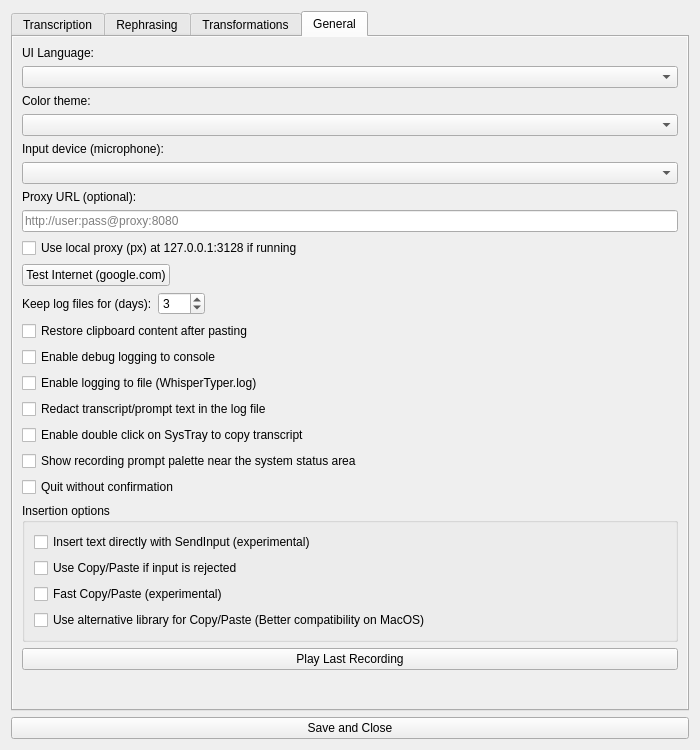
This is app/resources/main_window.ui in bjspi/WhisperTyper as Qt 5 draws it before an edit. The edited form follows.
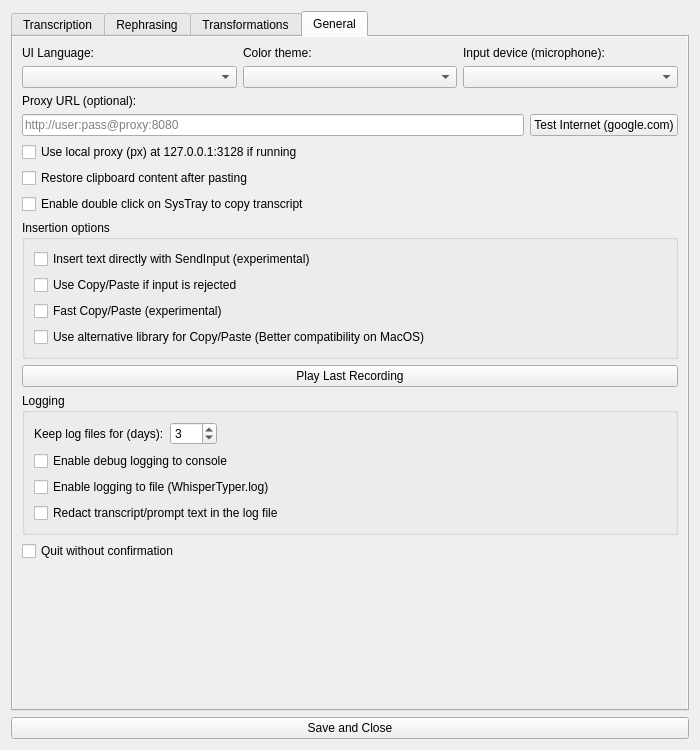
This is the edited form. The open tabs and pages were chosen to show the change.

Commit message: feat: auto-apply prompt, Prompts tab and tidier settings layout

```diff
--- a/app/resources/main_window.ui
+++ b/app/resources/main_window.ui
@@ -639,6 +639,13 @@
          </property>
         </widget>
        </item>
+       <item>
+        <widget class="QCheckBox" name="recording_prompt_overlay_system_position_checkbox">
+         <property name="text">
+          <string>Show recording prompt palette near the system status area</string>
+         </property>
+        </widget>
+       </item>
        <item>
         <widget class="QLabel" name="transformations_info_label">
          <property name="sizePolicy">
@@ -813,6 +820,10 @@
          <widget class="QWidget" name="general_scroll_widget">
       <layout class="QVBoxLayout" name="general_layout">
        <item>
+        <layout class="QHBoxLayout" name="general_selectors_layout">
+         <item>
+          <layout class="QVBoxLayout" name="ui_language_v_layout">
+           <item>
         <widget class="QLabel" name="ui_language_label">
          <property name="text">
           <string>UI Language:</string>
@@ -822,6 +833,10 @@
        <item>
         <widget class="QComboBox" name="ui_language_selector"/>
        </item>
+          </layout>
+         </item>
+         <item>
+          <layout class="QVBoxLayout" name="color_theme_v_layout">
        <item>
         <widget class="QLabel" name="color_theme_label">
          <property name="text">
@@ -832,6 +847,10 @@
        <item>
         <widget class="QComboBox" name="color_theme_selector"/>
        </item>
+          </layout>
+         </item>
+         <item>
+          <layout class="QVBoxLayout" name="input_device_v_layout">
        <item>
         <widget class="QLabel" name="input_device_label">
          <property name="text">
@@ -842,6 +861,10 @@
        <item>
         <widget class="QComboBox" name="input_device_selector"/>
        </item>
+          </layout>
+         </item>
+        </layout>
+       </item>
        <item>
         <widget class="QLabel" name="proxy_url_label">
          <property name="text">
@@ -850,6 +873,8 @@
         </widget>
        </item>
        <item>
+        <layout class="QHBoxLayout" name="proxy_row_layout">
+         <item>
         <widget class="QLineEdit" name="proxy_url_input">
          <property name="placeholderText">
           <string>http://user:pass@proxy:8080</string>
@@ -857,36 +882,73 @@
         </widget>
        </item>
        <item>
-        <widget class="QCheckBox" name="use_px_proxy_checkbox">
-         <property name="text">
-          <string>Use local proxy (px) at 127.0.0.1:3128 if running</string>
-         </property>
-        </widget>
-       </item>
-       <item>
-        <layout class="QHBoxLayout" name="internet_test_layout">
-         <item>
           <widget class="QPushButton" name="test_internet_button">
            <property name="text">
             <string>Test Internet (google.com)</string>
            </property>
           </widget>
          </item>
+        </layout>
+       </item>
          <item>
-          <spacer name="internet_test_spacer">
-           <property name="orientation">
-            <enum>Qt::Horizontal</enum>
-           </property>
-           <property name="sizeHint" stdset="0">
-            <size>
-             <width>40</width>
-             <height>20</height>
-            </size>
-           </property>
-          </spacer>
-         </item>
-        </layout>
+        <widget class="QCheckBox" name="use_px_proxy_checkbox">
+         <property name="text">
+          <string>Use local proxy (px) at 127.0.0.1:3128 if running</string>
+         </property>
+        </widget>
+       </item>
+       <item>
+        <widget class="QCheckBox" name="restore_clipboard_checkbox">
+         <property name="text">
+          <string>Restore clipboard content after pasting</string>
+         </property>
+        </widget>
+       </item>
+       <item>
+        <widget class="QCheckBox" name="systray_double_click_copy_checkbox">
+         <property name="text">
+          <string>Enable double click on SysTray to copy transcript</string>
+         </property>
+        </widget>
+       </item>
+       <item>
+        <widget class="QGroupBox" name="text_insertion_group">
+         <property name="title"><string>Insertion options</string></property>
+         <layout class="QVBoxLayout" name="text_insertion_layout">
+          <item>
+           <widget class="QCheckBox" name="windows_sendinput_text_checkbox">
+            <property name="text"><string>Insert text directly with SendInput (experimental)</string></property>
+           </widget>
+          </item>
+          <item>
+           <widget class="QCheckBox" name="windows_sendinput_fallback_checkbox">
+            <property name="text"><string>Use Copy/Paste if input is rejected</string></property>
+           </widget>
+          </item>
+          <item>
+           <widget class="QCheckBox" name="fast_paste_checkbox">
+            <property name="text"><string>Fast Copy/Paste (experimental)</string></property>
+           </widget>
+          </item>
+          <item>
+           <widget class="QCheckBox" name="alt_clipboard_lib_checkbox">
+            <property name="text"><string>Use alternative library for Copy/Paste (Better compatibility on MacOS)</string></property>
+           </widget>
+          </item>
+         </layout>
+        </widget>
        </item>
+       <item>
+        <widget class="QPushButton" name="play_g_button">
+         <property name="text">
+          <string>Play Last Recording</string>
+         </property>
+        </widget>
+       </item>
+       <item>
+        <widget class="QGroupBox" name="logging_group">
+         <property name="title"><string>Logging</string></property>
+         <layout class="QVBoxLayout" name="logging_layout">
        <item>
         <layout class="QHBoxLayout" name="log_retention_layout">
          <item>
@@ -924,13 +986,6 @@
          </item>
         </layout>
        </item>
-       <item>
-        <widget class="QCheckBox" name="restore_clipboard_checkbox">
-         <property name="text">
-          <string>Restore clipboard content after pasting</string>
-         </property>
-        </widget>
-       </item>
        <item>
         <widget class="QCheckBox" name="debug_logging_checkbox">
          <property name="text">
@@ -952,18 +1007,7 @@
          </property>
         </widget>
        </item>
-       <item>
-        <widget class="QCheckBox" name="systray_double_click_copy_checkbox">
-         <property name="text">
-          <string>Enable double click on SysTray to copy transcript</string>
-         </property>
-        </widget>
-       </item>
-       <item>
-        <widget class="QCheckBox" name="recording_prompt_overlay_system_position_checkbox">
-         <property name="text">
-          <string>Show recording prompt palette near the system status area</string>
-         </property>
+         </layout>
         </widget>
        </item>
        <item>
@@ -973,40 +1017,6 @@
          </property>
         </widget>
        </item>
-       <item>
-        <widget class="QGroupBox" name="text_insertion_group">
-         <property name="title"><string>Insertion options</string></property>
-         <layout class="QVBoxLayout" name="text_insertion_layout">
-          <item>
-           <widget class="QCheckBox" name="windows_sendinput_text_checkbox">
-            <property name="text"><string>Insert text directly with SendInput (experimental)</string></property>
-           </widget>
-          </item>
-          <item>
-           <widget class="QCheckBox" name="windows_sendinput_fallback_checkbox">
-            <property name="text"><string>Use Copy/Paste if input is rejected</string></property>
-           </widget>
-          </item>
-          <item>
-           <widget class="QCheckBox" name="fast_paste_checkbox">
-            <property name="text"><string>Fast Copy/Paste (experimental)</string></property>
-           </widget>
-          </item>
-          <item>
-           <widget class="QCheckBox" name="alt_clipboard_lib_checkbox">
-            <property name="text"><string>Use alternative library for Copy/Paste (Better compatibility on MacOS)</string></property>
-           </widget>
-          </item>
-         </layout>
-        </widget>
-       </item>
-       <item>
-        <widget class="QPushButton" name="play_g_button">
-         <property name="text">
-          <string>Play Last Recording</string>
-         </property>
-        </widget>
-       </item>
        <item>
         <spacer name="verticalSpacer_3">
          <property name="orientation">
```
Left out of the diff: 67 changed lines with no effect on the pictures. Lines whose indentation alone changed are shown as unchanged. The commit also changes 29 other files.
